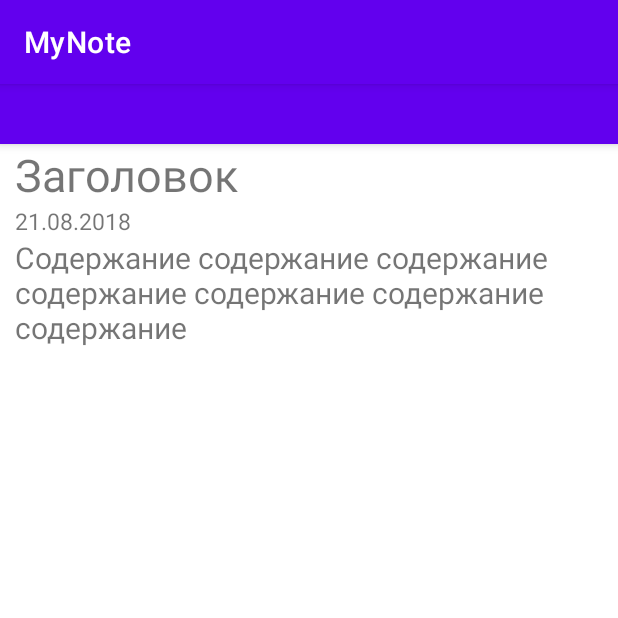
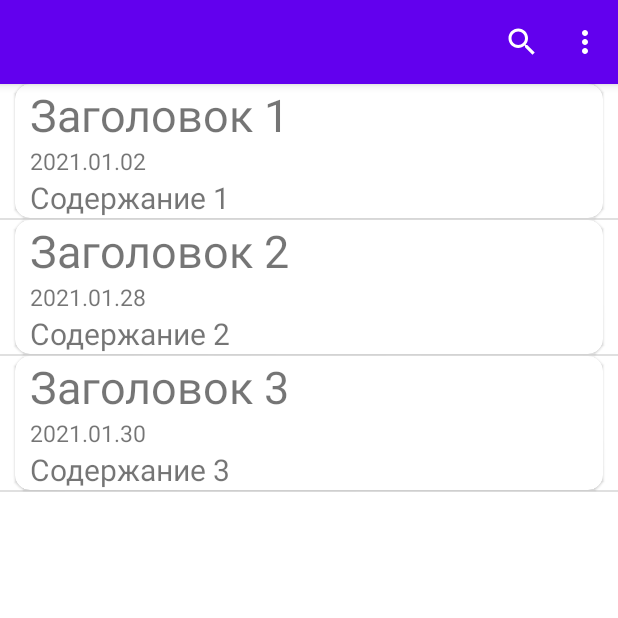
Before and after one commit to SJ1010s/MyNote, an Android app: the screen it shows after launch (MainActivity), on a phone screen of 412 x 824 dp, the top half of it. Run offline under Robolectric (Android 15) with nearby library versions, the phone set to English and light mode, and no system bars.

Commit message:
Добавил тулбар. Также сделал RecyclerView

```diff
--- a/app/build.gradle
+++ b/app/build.gradle
@@ -35,6 +35,8 @@ dependencies {
     implementation 'androidx.constraintlayout:constraintlayout:2.0.4'
     implementation 'androidx.legacy:legacy-support-v4:1.0.0'
     implementation 'androidx.recyclerview:recyclerview:1.1.0'
+    implementation 'androidx.coordinatorlayout:coordinatorlayout:1.1.0'
+    implementation 'com.google.android.material:material:1.3.0'
     testImplementation 'junit:junit:4.+'
     androidTestImplementation 'androidx.test.ext:junit:1.1.1'
     androidTestImplementation 'androidx.test.espresso:espresso-core:3.3.0'
--- a/app/src/main/AndroidManifest.xml
+++ b/app/src/main/AndroidManifest.xml
@@ -8,7 +8,7 @@
         android:label="@string/app_name"
         android:roundIcon="@mipmap/ic_launcher_round"
         android:supportsRtl="true"
-        android:theme="@style/Theme.MyNote">
+        android:theme="@style/Theme.MyNote.NoActionBar">
         <activity android:name=".MainActivity">
             <intent-filter>
                 <action android:name="android.intent.action.MAIN" />
--- /dev/null
+++ b/app/src/main/java/ru/home/mynote/AdapterMain.java
@@ -0,0 +1,75 @@
+package ru.home.mynote;
+
+import android.view.LayoutInflater;
+import android.view.View;
+import android.view.ViewGroup;
+
+import androidx.annotation.NonNull;
+import androidx.recyclerview.widget.RecyclerView;
+
+import com.google.android.material.textview.MaterialTextView;
+
+import java.util.ArrayList;
+import java.util.List;
+
+public class AdapterMain extends RecyclerView.Adapter<AdapterMain.NotesViewHolder> {
+
+    private final List<NoteStructure> notes = new ArrayList<>();
+    private final NotesAdapterCallback callback;
+
+    public AdapterMain(NotesAdapterCallback callback) {
+        this.callback = callback;
+    }
+
+    public void setItems(List<NoteStructure> notes){
+        this.notes.clear();
+        this.notes.addAll(notes);
+        notifyDataSetChanged();
+    }
+
+    @NonNull
+    @Override
+    public NotesViewHolder onCreateViewHolder(@NonNull ViewGroup parent, int viewType) {
+        View view = LayoutInflater.from(parent.getContext())
+                .inflate(R.layout.item_fragment_main, parent, false);
+        return new NotesViewHolder(view);
+    }
+
+    @Override
+    public void onBindViewHolder(@NonNull NotesViewHolder holder, int position) {
+        holder.onBind(notes.get(position), position);
+    }
+
+    @Override
+    public int getItemCount() {
+        return notes.size();
+    }
+
+    class NotesViewHolder extends RecyclerView.ViewHolder{
+        private final MaterialTextView title;
+        private final MaterialTextView date;
+        private final MaterialTextView descr;
+
+        public NotesViewHolder(@NonNull View itemView) {
+            super(itemView);
+            title = itemView.findViewById(R.id.item_title);
+            date = itemView.findViewById(R.id.item_date);
+            descr = itemView.findViewById(R.id.item_descr);
+        }
+        public void onBind(NoteStructure model, int position) {
+            title.setText(model.getTitle());
+            date.setText(model.getDate());
+            descr.setText(model.getDescr());
+
+            itemView.setOnClickListener(new View.OnClickListener() {
+                @Override
+                public void onClick(View view) {
+                    if (getAdapterPosition() != RecyclerView.NO_POSITION) {
+                        callback.onItemClick(getAdapterPosition());
+                    }
+                }
+            });
+        }
+
+    }
+}
--- a/app/src/main/java/ru/home/mynote/MainActivity.java
+++ b/app/src/main/java/ru/home/mynote/MainActivity.java
@@ -1,6 +1,7 @@
 package ru.home.mynote;
 
 import androidx.appcompat.app.AppCompatActivity;
+import androidx.appcompat.widget.Toolbar;
 import androidx.fragment.app.FragmentManager;
 import androidx.fragment.app.FragmentTransaction;
 
@@ -25,5 +26,6 @@ public class MainActivity extends AppCompatActivity {
                     .commit();
 
         }
+
     }
 }
--- a/app/src/main/java/ru/home/mynote/MainFragment.java
+++ b/app/src/main/java/ru/home/mynote/MainFragment.java
@@ -1,20 +1,25 @@
 package ru.home.mynote;
 
-import android.content.Intent;
 import android.os.Bundle;
 
 import androidx.annotation.NonNull;
 import androidx.annotation.Nullable;
+import androidx.appcompat.widget.Toolbar;
 import androidx.fragment.app.Fragment;
+import androidx.recyclerview.widget.DividerItemDecoration;
+import androidx.recyclerview.widget.LinearLayoutManager;
+import androidx.recyclerview.widget.RecyclerView;
 
 import android.view.LayoutInflater;
+import android.view.Menu;
+import android.view.MenuInflater;
+import android.view.MenuItem;
 import android.view.View;
 import android.view.ViewGroup;
-import android.widget.EditText;
-import android.widget.LinearLayout;
-import android.widget.TextView;
 
-import org.w3c.dom.Text;
+import android.widget.SearchView;
+import android.widget.Toast;
+
 
 import java.util.ArrayList;
 import java.util.List;
@@ -24,29 +29,18 @@ import java.util.List;
  * Use the {@link MainFragment#newInstance} factory method to
  * create an instance of this fragment.
  */
-public class MainFragment extends Fragment {
+public class MainFragment extends Fragment implements NotesAdapterCallback {
 
-    // TODO: Rename parameter arguments, choose names that match
-    // the fragment initialization parameters, e.g. ARG_ITEM_NUMBER
     public static final String ARG_INDEX_MAIN = "arg_index_main";
 
-
-    // -----
-    private List<NoteStructure> notes = new ArrayList<>();
-
-
+    private final List<NoteStructure> notes = new ArrayList<>();
+    private final AdapterMain adapterMain = new AdapterMain(this);
 
     public MainFragment() {
         // Required empty public constructor
     }
 
 
-    /**
-     * Use this factory method to create a new instance of
-     * this fragment using the provided parameters.
-     * @return A new instance of fragment MainFragment.
-     */
-    // TODO: Rename and change types and number of parameters
     public static MainFragment newInstance(int index) {
         MainFragment fragment = new MainFragment();
         Bundle args = new Bundle();
@@ -62,39 +56,77 @@ public class MainFragment extends Fragment {
     }
 
     @Override
+    public void onActivityCreated(@Nullable Bundle savedInstanceState) {
+        super.onActivityCreated(savedInstanceState);
+        adapterMain.setItems(notes);
+    }
+
+    @Override
     public View onCreateView(LayoutInflater inflater, ViewGroup container,
                              Bundle savedInstanceState) {
-        // Inflate the layout for this fragment
+        // Inflate the layout for this fragment]
+
         return inflater.inflate(R.layout.fragment_main, container, false);
 
     }
 
     @Override
     public void onViewCreated(@NonNull View view, @Nullable Bundle savedInstanceState) {
-        initNoteFragment(view);
+        initToolbar(view);
+        initView(view);
         super.onViewCreated(view, savedInstanceState);
 
     }
 
-    public void initArrayList(){
+    public void initArrayList() {
         notes.add(new NoteStructure("Заголовок 1", "Содержание 1", "2021.01.02"));
         notes.add(new NoteStructure("Заголовок 2", "Содержание 2", "2021.01.28"));
         notes.add(new NoteStructure("Заголовок 3", "Содержание 3", "2021.01.30"));
     }
 
-    public void initNoteFragment(View view){
-        TextView descr = view.findViewById(R.id.text_note);
-        descr.setOnClickListener(new View.OnClickListener() {
+    public void initToolbar(View view) {
+        Toolbar toolbar = view.findViewById(R.id.toolbar);
+        toolbar.inflateMenu(R.menu.main);
+        setHasOptionsMenu(true);
+        setMenuVisibility(true);
+    }
+
+    public void initView(View view) {
+        RecyclerView recyclerView = view.findViewById(R.id.recycler_view_main);
+        recyclerView.setLayoutManager(new LinearLayoutManager(recyclerView.getContext()));
+        recyclerView.addItemDecoration(new DividerItemDecoration(recyclerView.getContext(), DividerItemDecoration.VERTICAL));
+        recyclerView.setAdapter(adapterMain);
+    }
+
+    @Override
+    public void onCreateOptionsMenu(@NonNull Menu menu, @NonNull MenuInflater inflater) {
+        super.onCreateOptionsMenu(menu, inflater);
+        inflater.inflate(R.menu.main, menu);
+        MenuItem search = menu.findItem(R.id.action_search);
+        SearchView searchText = (SearchView) search.getActionView();
+        searchText.setOnQueryTextListener(new SearchView.OnQueryTextListener() {
             @Override
-            public void onClick(View v) {
+            public boolean onQueryTextSubmit(String query) {
+                Toast.makeText( getContext(), query, Toast.LENGTH_SHORT).show();
+                return true;
+            }
 
-                NoteFragment noteFragment = NoteFragment.newInstance("note");
-                requireActivity().getSupportFragmentManager()
-                        .beginTransaction()
-                        .addToBackStack("note")
-                        .replace(R.id.activity_main, noteFragment)
-                        .commit();
+            @Override
+            public boolean onQueryTextChange(String newText) {
+                return true;
             }
         });
     }
+
+    @Override
+    public void onItemClick(int position) {
+        NoteStructure note = notes.get(position);
+        NoteFragment noteFragment = NoteFragment.newInstance("note");
+        noteFragment.setNote(notes.get(position));
+        requireActivity().getSupportFragmentManager()
+                .beginTransaction()
+                .addToBackStack("note")
+                .replace(R.id.activity_main, noteFragment)
+                .commit();
+    }
 }
--- /dev/null
+++ b/app/src/main/java/ru/home/mynote/NotesAdapterCallback.java
@@ -0,0 +1,6 @@
+package ru.home.mynote;
+
+public interface NotesAdapterCallback {
+
+    void onItemClick(int position);
+}
--- a/app/src/main/res/layout/fragment_main.xml
+++ b/app/src/main/res/layout/fragment_main.xml
@@ -1,6 +1,7 @@
 <?xml version="1.0" encoding="utf-8"?>
 <LinearLayout xmlns:android="http://schemas.android.com/apk/res/android"
     xmlns:tools="http://schemas.android.com/tools"
+    xmlns:app="http://schemas.android.com/apk/res-auto"
     android:id="@+id/fragment_main"
     android:layout_width="match_parent"
     android:layout_height="match_parent"
@@ -9,36 +10,20 @@
 
     <com.google.android.material.appbar.AppBarLayout
         android:layout_width="match_parent"
-        android:layout_height="40dp">
+        android:layout_height="wrap_content"
+        android:theme="@style/Theme.MyNote.AppBarOverplay">
 
+        <androidx.appcompat.widget.Toolbar
+            android:id="@+id/toolbar"
+            android:layout_width="match_parent"
+            android:layout_height="?attr/actionBarSize"
+            app:popupTheme="@style/Theme.MyNote.PopupOverplay"/>
     </com.google.android.material.appbar.AppBarLayout>
 
-    <!-- TODO: Update blank fragment layout -->
-
-    <com.google.android.material.textview.MaterialTextView
-        android:id="@+id/title"
+    <androidx.recyclerview.widget.RecyclerView
+        android:id="@+id/recycler_view_main"
         android:layout_width="match_parent"
-        android:layout_height="wrap_content"
-        android:layout_marginHorizontal="10dp"
-        android:text="@string/title"
-        android:textSize="@dimen/title_in_main" />
-
-    <com.google.android.material.textview.MaterialTextView
-        android:id="@+id/date"
-        android:layout_width="match_parent"
-        android:layout_height="wrap_content"
-        android:layout_marginHorizontal="10dp"
-        android:text="@string/date"
-        android:textSize="@dimen/date_ib_main" />
-
-    <com.google.android.material.textview.MaterialTextView
-        android:id="@+id/text_note"
-        android:layout_width="match_parent"
-        android:layout_height="wrap_content"
-        android:layout_marginHorizontal="10dp"
-        android:maxHeight="100dp"
-        android:text="@string/text_note"
-        android:textSize="@dimen/text_note_in_main" />
+        android:layout_height="wrap_content" />
 
 
 </LinearLayout>
--- /dev/null
+++ b/app/src/main/res/layout/item_fragment_main.xml
@@ -0,0 +1,41 @@
+<?xml version="1.0" encoding="utf-8"?>
+<com.google.android.material.card.MaterialCardView xmlns:android="http://schemas.android.com/apk/res/android"
+    android:layout_width="match_parent"
+    android:layout_height="wrap_content"
+    xmlns:app="http://schemas.android.com/apk/res-auto"
+    app:cardBackgroundColor="@color/white"
+    app:cardCornerRadius="10dp"
+    android:layout_marginHorizontal="10dp">
+
+    <LinearLayout xmlns:tools="http://schemas.android.com/tools"
+        android:id="@+id/item_main"
+        android:layout_width="match_parent"
+        android:layout_height="match_parent"
+        android:orientation="vertical">
+
+        <com.google.android.material.textview.MaterialTextView
+            android:id="@+id/item_title"
+            android:layout_width="match_parent"
+            android:layout_height="wrap_content"
+            android:layout_marginHorizontal="10dp"
+            tools:text="@string/title"
+            android:textSize="@dimen/title_in_main" />
+
+        <com.google.android.material.textview.MaterialTextView
+            android:id="@+id/item_date"
+            android:layout_width="match_parent"
+            android:layout_height="wrap_content"
+            android:layout_marginHorizontal="10dp"
+            tools:text="@string/date"
+            android:textSize="@dimen/date_ib_main" />
+
+        <com.google.android.material.textview.MaterialTextView
+            android:id="@+id/item_descr"
+            android:layout_width="match_parent"
+            android:layout_height="wrap_content"
+            android:layout_marginHorizontal="10dp"
+            android:maxHeight="100dp"
+            tools:text="@string/text_note"
+            android:textSize="@dimen/text_note_in_main" />
+    </LinearLayout>
+</com.google.android.material.card.MaterialCardView>
--- /dev/null
+++ b/app/src/main/res/menu/main.xml
@@ -0,0 +1,17 @@
+<?xml version="1.0" encoding="utf-8"?>
+<menu xmlns:android="http://schemas.android.com/apk/res/android"
+    xmlns:app="http://schemas.android.com/apk/res-auto">
+    <item
+        android:id="@+id/action_settings"
+        android:orderInCategory="100"
+        android:title="setting"
+        app:showAsAction="never" />
+    <item
+        android:id="@+id/action_search"
+        android:icon="@android:drawable/ic_menu_search"
+        android:orderInCategory="5"
+        android:title="search"
+        app:actionViewClass="androidx.appcompat.widget.SearchView"
+        app:showAsAction="always"/>
+
+</menu>
--- a/app/src/main/res/values/strings.xml
+++ b/app/src/main/res/values/strings.xml
@@ -3,7 +3,8 @@
     <!-- TODO: Remove or change this placeholder text -->
     <string name="title">Заголовок</string>
     <string name="date">21.08.2018</string>
-    <string name="text_note">Cодержание содержание содержание содержание содержание содержание содержание </string>
+    <string name="text_note">Cодержание содержание содержание содержание содержание
+    содержание содержание содержание содержание содержание содержание содержание содержание</string>
     <!-- TODO: Remove or change this placeholder text -->
     <string name="hello_blank_fragment">Hello blank fragment</string>
 </resources>
--- a/app/src/main/res/values/themes.xml
+++ b/app/src/main/res/values/themes.xml
@@ -13,4 +13,14 @@
         <item name="android:statusBarColor" tools:targetApi="l">?attr/colorPrimaryVariant</item>
         <!-- Customize your theme here. -->
     </style>
+
+    <style name="Theme.MyNote.NoActionBar">
+        <item name="windowActionBar">false</item>
+        <item name="windowNoTitle">true</item>
+    </style>
+
+    <style name="Theme.MyNote.AppBarOverplay" parent="ThemeOverlay.AppCompat.Dark.ActionBar">
+    </style>
+
+    <style name="Theme.MyNote.PopupOverplay" parent="ThemeOverlay.AppCompat.Light"/>
 </resources>
```
Also changed, not shown: app/src/main/java/ru/home/mynote/NoteFragment.java (+30 -10 lines), app/src/main/res/layout/fragment_note.xml (+9 -6 lines).
